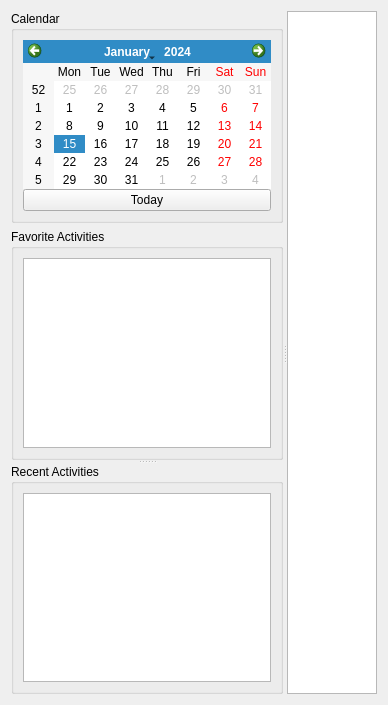
Above: src/dontpanik/ui/kmainwidget.ui from frankHa/dontpanic before the change. Below: the same form after it.
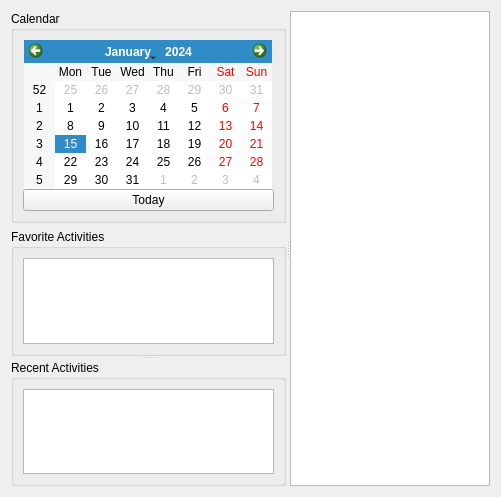
That is the form after the change. Custom widgets are drawn as their Qt base class.

The edit to the form file:
```diff
--- a/src/dontpanik/ui/kmainwidget.ui
+++ b/src/dontpanik/ui/kmainwidget.ui
@@ -6,8 +6,8 @@
    <rect>
     <x>0</x>
     <y>0</y>
-    <width>388</width>
-    <height>705</height>
+    <width>501</width>
+    <height>497</height>
    </rect>
   </property>
   <property name="windowTitle">
@@ -19,7 +19,7 @@
      <property name="orientation">
       <enum>Qt::Horizontal</enum>
      </property>
-     <widget class="QWidget" name="">
+     <widget class="QWidget" name="layoutWidget">
       <layout class="QVBoxLayout" name="verticalLayout_2">
        <item>
         <widget class="QGroupBox" name="calendar_box">
@@ -134,6 +134,13 @@
    </item>
   </layout>
  </widget>
+ <customwidgets>
+  <customwidget>
+   <class>dp::KActionsTable</class>
+   <extends>QTableView</extends>
+   <header>kactionstable.h</header>
+  </customwidget>
+ </customwidgets>
  <resources/>
  <connections/>
 </ui>
```
Left out of the diff: 2 changed lines with no effect on the pictures.
